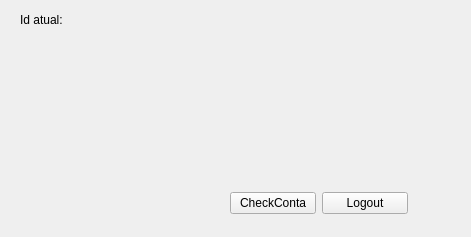
MatheusHrique/ERP-Santander, file ERP-Santander/dashboard.ui: the form before one commit.
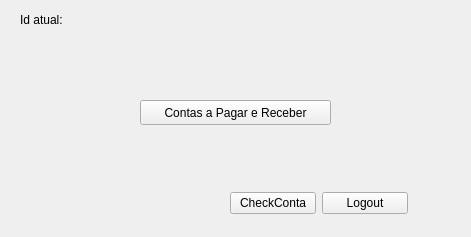
The form after the commit.

Commit message: :bug: fix: Arrumando att. de ID ao Dashboard & CPR

Diff of the .ui file:
```diff
--- a/ERP-Santander/dashboard.ui
+++ b/ERP-Santander/dashboard.ui
@@ -13,7 +13,7 @@
   <property name="windowTitle">
    <string>Dashboard</string>
   </property>
-  <widget class="QWidget" name="">
+  <widget class="QWidget" name="layoutWidget">
    <property name="geometry">
     <rect>
      <x>20</x>
@@ -39,7 +39,7 @@
     </item>
    </layout>
   </widget>
-  <widget class="QWidget" name="">
+  <widget class="QWidget" name="layoutWidget">
    <property name="geometry">
     <rect>
      <x>230</x>
@@ -65,6 +65,19 @@
     </item>
    </layout>
   </widget>
+  <widget class="QPushButton" name="btnContasPagarReceber">
+   <property name="geometry">
+    <rect>
+     <x>140</x>
+     <y>100</y>
+     <width>191</width>
+     <height>25</height>
+    </rect>
+   </property>
+   <property name="text">
+    <string>Contas a Pagar e Receber</string>
+   </property>
+  </widget>
  </widget>
  <resources/>
  <connections/>
```
The commit also changes 44 other files.
